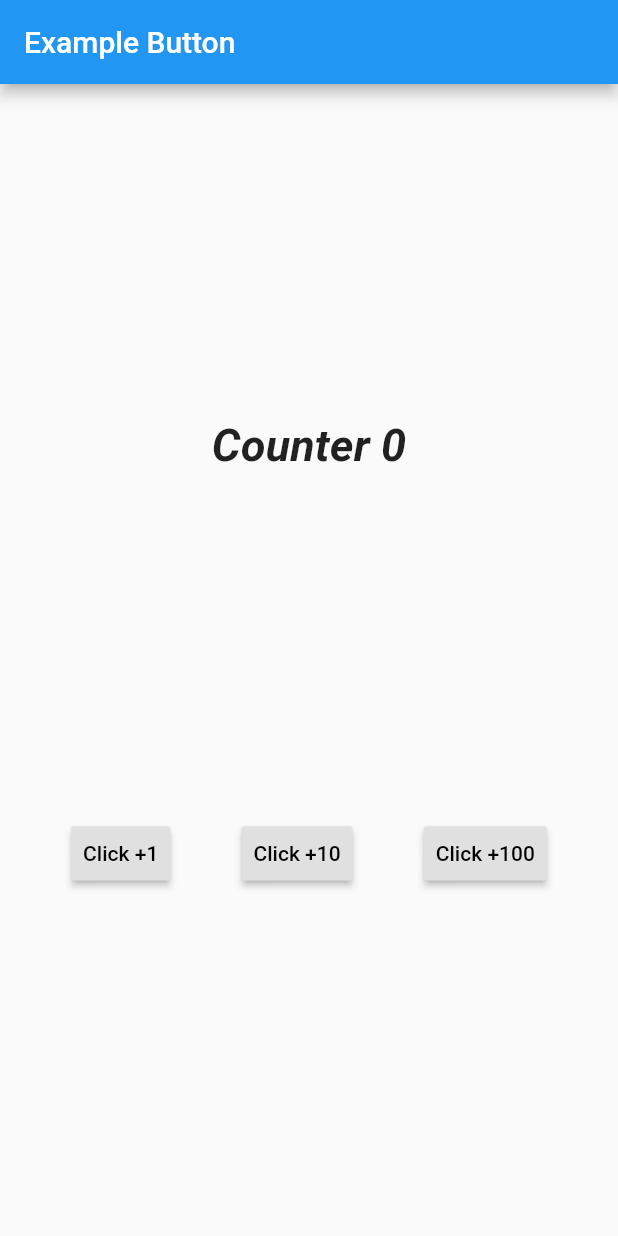
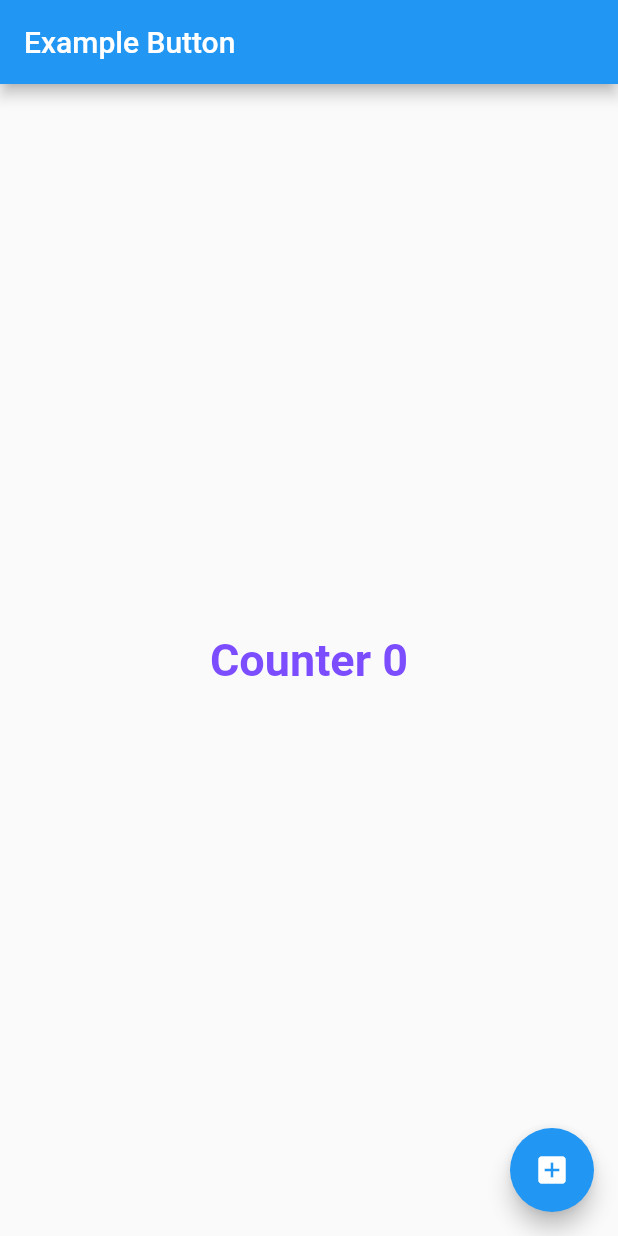
Before and after one commit to sanayut123/button_widget, a Flutter app: the screen it shows after launch, on a phone screen of 412 x 824 dp. Run offline on Flutter 3.47's test engine with Material 2 defaults, Android fonts, the phone set to English and light mode, and no system bars.

Commit message:
Floatingactionbutton widget

```diff
--- a/lib/main.dart
+++ b/lib/main.dart
@@ -10,15 +10,7 @@ class MyApp extends StatelessWidget {
   Widget build(BuildContext context) {
     return MaterialApp(
       title: 'Flutter Demo',
-      home: Scaffold(
-        appBar: AppBar(
-          title: Text('Example Button'),
-        ),
-        // floatingActionButton: FloatingActionButton(
-        //   onPressed: (){}
-        // ),
-        body: ExButton(),
-      ),
+      home: ExButton(),
     );
   }
 }
@@ -31,37 +23,27 @@ class _ExButtonState extends State<ExButton> {
   int x = 0;
   @override
   Widget build(BuildContext context) {
-    return Container(
-      alignment: Alignment.center,
-      child: Column(
-        mainAxisAlignment: MainAxisAlignment.spaceEvenly,
-        children: [
-          Text(
-            "Counter $x",
-            style: TextStyle(
-              fontSize: 30.0,
-              fontStyle: FontStyle.italic,
-              fontWeight: FontWeight.bold
-            ),
+    return Scaffold(
+      appBar: AppBar(
+        title: Text('Example Button'),
+      ),
+      floatingActionButton: FloatingActionButton(
+        child: Icon(Icons.add_box),
+        onPressed: (){
+          this.setState(() {
+            x = x + 100;
+          });
+        }
+      ),
+      body: Center(
+        child: Text(
+          "Counter $x",
+          style: TextStyle(
+            color: Colors.deepPurpleAccent,
+            fontSize: 30.0,
+            fontWeight: FontWeight.bold
           ),
-          ButtonBar(
-            alignment: MainAxisAlignment.spaceEvenly,
-            children: [
-              RaisedButton(
-              child: Text("Click +1"),
-              onPressed: (){setState(() {x = x + 1;});}
-              ),
-              RaisedButton(
-              child: Text("Click +10"),
-              onPressed: (){setState(() {x = x + 10;});}
-              ),
-              RaisedButton(
-              child: Text("Click +100"),
-              onPressed: (){setState(() {x = x + 100;});}
-              ),
-            ],
-          ),
-        ],
+        ),
       ),
     );
   }
```
